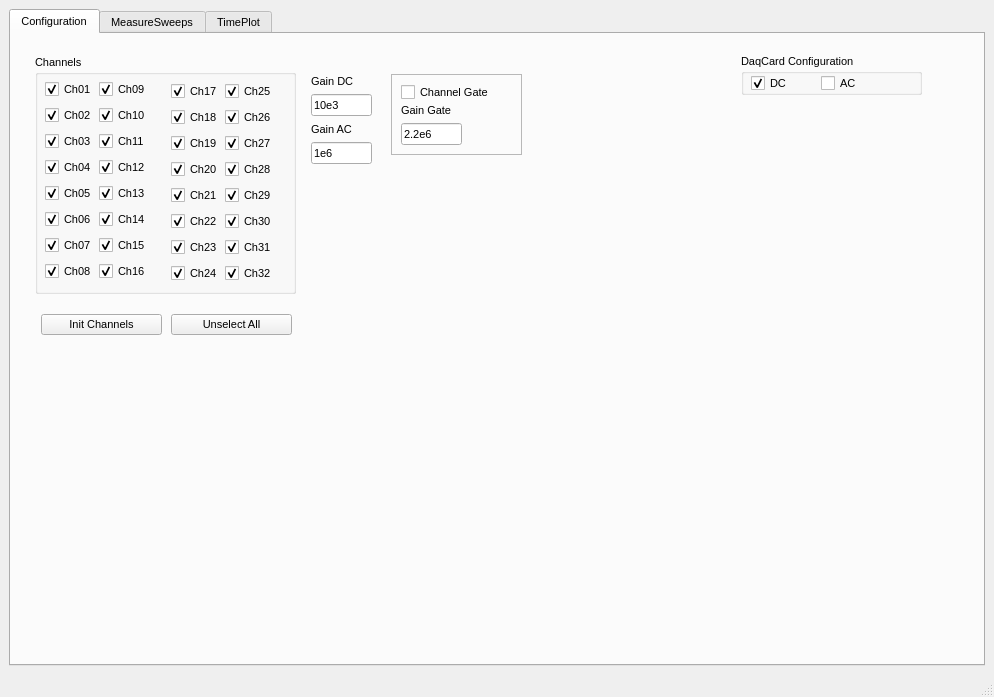
This is PyGFET/GuiMultiChannel/GuiCharactMultiv2.ui in aguimera/PyGFET as Qt 5 draws it before an edit. The edited form follows.
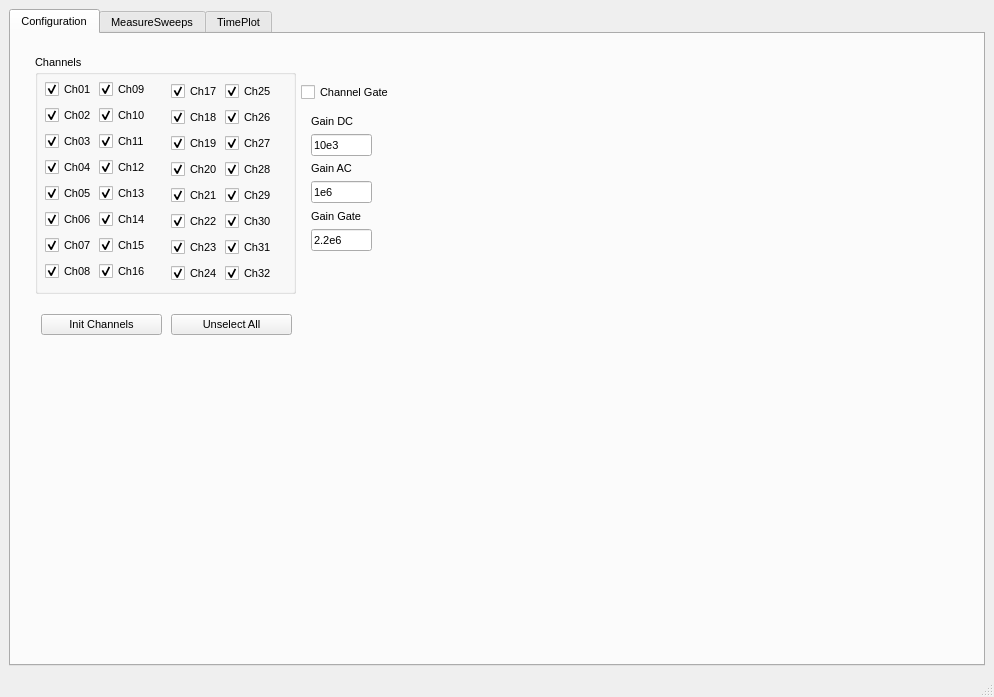
This is the edited form.

Diff of the .ui file:
```diff
--- a/PyGFET/GuiMultiChannel/GuiCharactMultiv2.ui
+++ b/PyGFET/GuiMultiChannel/GuiCharactMultiv2.ui
@@ -76,54 +76,6 @@
          <string>Unselect All</string>
         </property>
        </widget>
-       <widget class="QWidget" name="layoutWidget">
-        <property name="geometry">
-         <rect>
-          <x>300</x>
-          <y>40</y>
-          <width>61</width>
-          <height>90</height>
-         </rect>
-        </property>
-        <layout class="QVBoxLayout" name="verticalLayout_35">
-         <item>
-          <layout class="QVBoxLayout" name="verticalLayout_32">
-           <item>
-            <widget class="QLabel" name="label_45">
-             <property name="text">
-              <string>Gain DC</string>
-             </property>
-            </widget>
-           </item>
-           <item>
-            <widget class="QLineEdit" name="QGainDC">
-             <property name="text">
-              <string>10e3</string>
-             </property>
-            </widget>
-           </item>
-          </layout>
-         </item>
-         <item>
-          <layout class="QVBoxLayout" name="verticalLayout_7">
-           <item>
-            <widget class="QLabel" name="label_47">
-             <property name="text">
-              <string>Gain AC</string>
-             </property>
-            </widget>
-           </item>
-           <item>
-            <widget class="QLineEdit" name="QGainAC">
-             <property name="text">
-              <string>1e6</string>
-             </property>
-            </widget>
-           </item>
-          </layout>
-         </item>
-        </layout>
-       </widget>
        <widget class="QGroupBox" name="GrChannels">
         <property name="geometry">
          <rect>
@@ -649,108 +601,87 @@
          </property>
         </widget>
        </widget>
-       <widget class="QGroupBox" name="GrConfig">
+       <widget class="QCheckBox" name="ChckGate">
         <property name="geometry">
          <rect>
-          <x>730</x>
-          <y>20</y>
-          <width>181</width>
-          <height>41</height>
+          <x>290</x>
+          <y>50</y>
+          <width>111</width>
+          <height>17</height>
          </rect>
         </property>
-        <property name="title">
-         <string>DaqCard Configuration</string>
+        <property name="text">
+         <string>Channel Gate</string>
         </property>
-        <widget class="QWidget" name="layoutWidget_4">
-         <property name="geometry">
-          <rect>
-           <x>10</x>
-           <y>20</y>
-           <width>133</width>
-           <height>19</height>
-          </rect>
-         </property>
-         <layout class="QGridLayout" name="gridLayout_16">
-          <item row="0" column="0">
-           <widget class="QCheckBox" name="ChckDCSetup">
-            <property name="text">
-             <string>DC</string>
-            </property>
-            <property name="checked">
-             <bool>true</bool>
-            </property>
-            <property name="autoExclusive">
-             <bool>true</bool>
-            </property>
-           </widget>
-          </item>
-          <item row="0" column="1">
-           <widget class="QCheckBox" name="ChckACSetup">
-            <property name="text">
-             <string>AC</string>
-            </property>
-            <property name="autoExclusive">
-             <bool>true</bool>
-            </property>
-           </widget>
-          </item>
-         </layout>
-        </widget>
+        <property name="autoRepeat">
+         <bool>false</bool>
+        </property>
        </widget>
-       <widget class="QFrame" name="Gate">
+       <widget class="QWidget" name="layoutWidget">
         <property name="geometry">
          <rect>
-          <x>380</x>
-          <y>40</y>
-          <width>131</width>
-          <height>81</height>
+          <x>300</x>
+          <y>80</y>
+          <width>61</width>
+          <height>137</height>
          </rect>
         </property>
-        <property name="frameShape">
-         <enum>QFrame::StyledPanel</enum>
-        </property>
-        <property name="frameShadow">
-         <enum>QFrame::Raised</enum>
-        </property>
-        <widget class="QCheckBox" name="checkBox_18">
-         <property name="geometry">
-          <rect>
-           <x>10</x>
-           <y>10</y>
-           <width>111</width>
-           <height>17</height>
-          </rect>
-         </property>
-         <property name="text">
-          <string>Channel Gate</string>
-         </property>
-        </widget>
-        <widget class="QWidget" name="layoutWidget_3">
-         <property name="geometry">
-          <rect>
-           <x>10</x>
-           <y>30</y>
-           <width>61</width>
-           <height>41</height>
-          </rect>
-         </property>
-         <layout class="QVBoxLayout" name="verticalLayout_36">
-          <item>
-           <widget class="QLabel" name="label_46">
-            <property name="text">
-             <string>Gain Gate</string>
-            </property>
-           </widget>
-          </item>
-          <item>
-           <widget class="QLineEdit" name="QGainGate">
-            <property name="text">
-             <string>2.2e6</string>
-            </property>
-           </widget>
-          </item>
-         </layout>
-        </widget>
+        <layout class="QVBoxLayout" name="verticalLayout_8">
+         <item>
+          <layout class="QVBoxLayout" name="verticalLayout_32">
+           <item>
+            <widget class="QLabel" name="label_45">
+             <property name="text">
+              <string>Gain DC</string>
+             </property>
+            </widget>
+           </item>
+           <item>
+            <widget class="QLineEdit" name="QGainDC">
+             <property name="text">
+              <string>10e3</string>
+             </property>
+            </widget>
+           </item>
+          </layout>
+         </item>
+         <item>
+          <layout class="QVBoxLayout" name="verticalLayout_7">
+           <item>
+            <widget class="QLabel" name="label_47">
+             <property name="text">
+              <string>Gain AC</string>
+             </property>
+            </widget>
+           </item>
+           <item>
+            <widget class="QLineEdit" name="QGainAC">
+             <property name="text">
+              <string>1e6</string>
+             </property>
+            </widget>
+           </item>
+          </layout>
+         </item>
+         <item>
+          <layout class="QVBoxLayout" name="verticalLayout_36">
+           <item>
+            <widget class="QLabel" name="label_46">
+             <property name="text">
+              <string>Gain Gate</string>
+             </property>
+            </widget>
+           </item>
+           <item>
+            <widget class="QLineEdit" name="QGainGate">
+             <property name="text">
+              <string>2.2e6</string>
+             </property>
+            </widget>
+           </item>
+          </layout>
+         </item>
+        </layout>
        </widget>
        <zorder>layoutWidget</zorder>
        <zorder>ButInitChannels</zorder>
```
Left out of the diff: 48 changed lines with no effect on the pictures.
